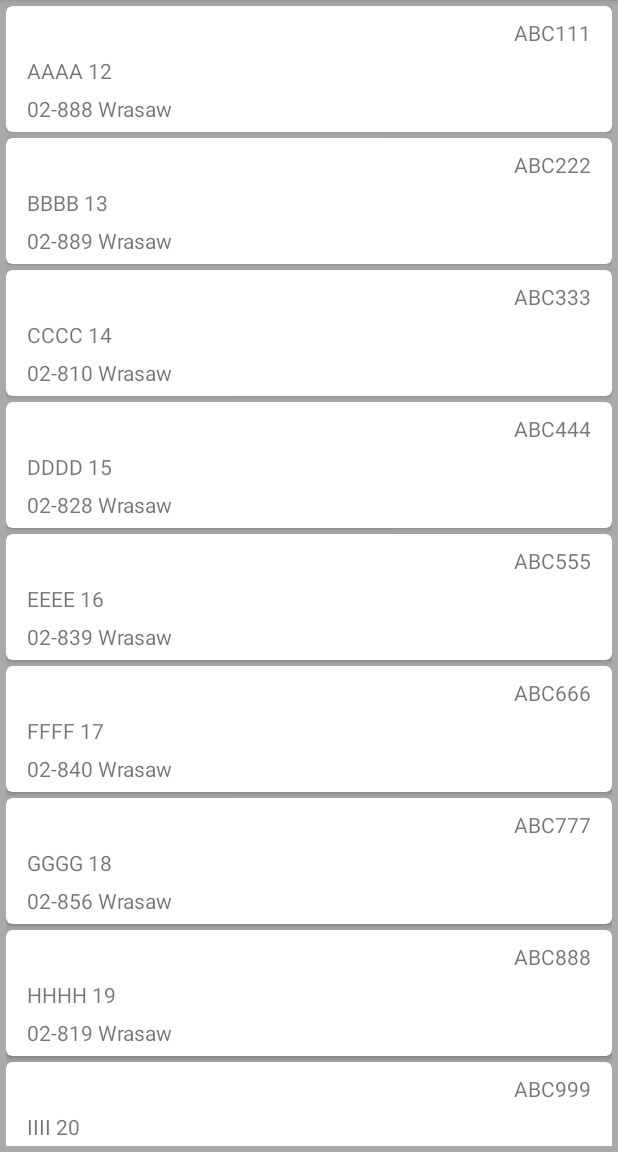
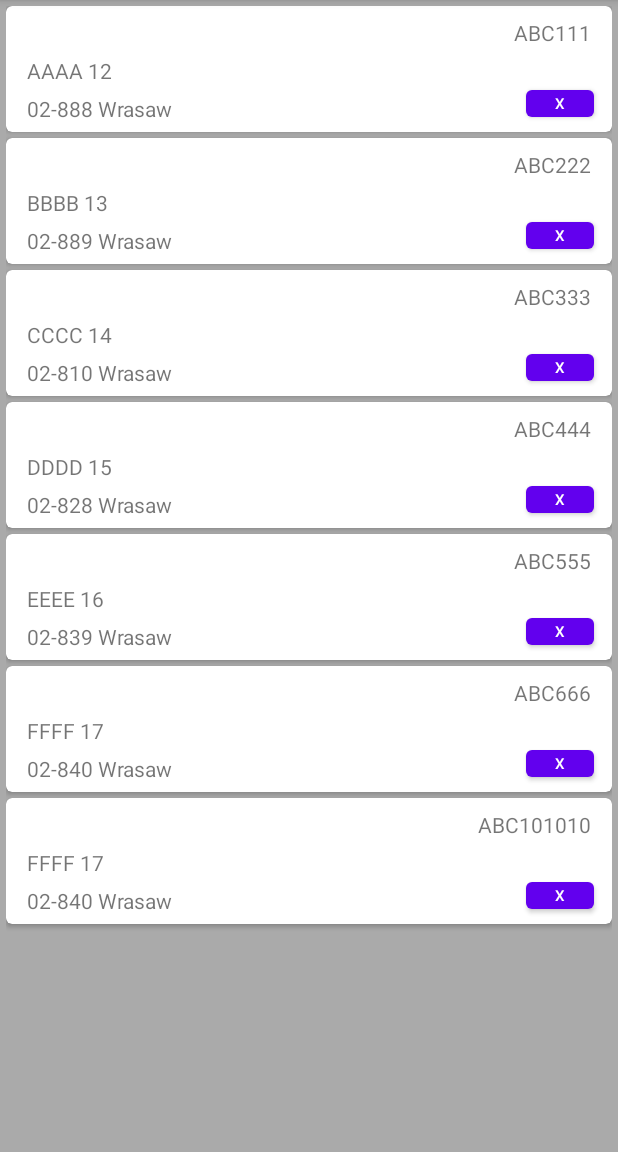
Before and after one commit to Bruno-en/Recycleview_project, an Android app: the screen it shows after launch (MainActivity), on a phone screen of 412 x 824 dp, the part 84-1236 px from its top. Run offline under Robolectric (Android 15) with nearby library versions, the phone set to English and light mode, and no system bars.

Commit message:
Dodany przycisk do usuwania ludzi

```diff
--- a/app/src/main/java/com/example/mysecondapplication/MainActivity.java
+++ b/app/src/main/java/com/example/mysecondapplication/MainActivity.java
@@ -8,9 +8,11 @@ import android.os.Bundle;
 
 import java.util.ArrayList;
 
-public class MainActivity extends AppCompatActivity {
+public class MainActivity extends AppCompatActivity  {
+    private ArrayList<Package> mExampleList;
+
     private RecyclerView mrecyclerView;
-    private RecyclerView.Adapter adapter;
+    private PackageAdapter adapter;
     private RecyclerView.LayoutManager layoutManager;
 
     @Override
@@ -18,25 +20,39 @@ public class MainActivity extends AppCompatActivity {
         super.onCreate(savedInstanceState);
         setContentView(R.layout.activity_main);
 
-        ArrayList<Package> packageArrayList = new ArrayList<>();
-        packageArrayList.add(new Package("ABC111", "AAAA", "12", "02-888", "Wrasaw"));
-        packageArrayList.add(new Package("ABC222", "BBBB", "13", "02-889", "Wrasaw"));
-        packageArrayList.add(new Package("ABC333", "CCCC", "14", "02-810", "Wrasaw"));
-        packageArrayList.add(new Package("ABC444", "DDDD", "15", "02-828", "Wrasaw"));
-        packageArrayList.add(new Package("ABC555", "EEEE", "16", "02-839", "Wrasaw"));
-        packageArrayList.add(new Package("ABC666", "FFFF", "17", "02-840", "Wrasaw"));
-        packageArrayList.add(new Package("ABC777", "GGGG", "18", "02-856", "Wrasaw"));
-        packageArrayList.add(new Package("ABC888", "HHHH", "19", "02-819", "Wrasaw"));
-        packageArrayList.add(new Package("ABC999", "IIII", "20", "02-816", "Wrasaw"));
-        packageArrayList.add(new Package("ABC000", "JJJJ", "21", "02-811", "Wrasaw"));
-        packageArrayList.add(new Package("ABC101010", "KKKK", "22", "02-999", "Wrasaw"));
+        mExampleList = new ArrayList<>();
+        mExampleList.add(new Package("ABC111", "AAAA", "12", "02-888", "Wrasaw"));
+        mExampleList.add(new Package("ABC222", "BBBB", "13", "02-889", "Wrasaw"));
+        mExampleList.add(new Package("ABC333", "CCCC", "14", "02-810", "Wrasaw"));
+        mExampleList.add(new Package("ABC444", "DDDD", "15", "02-828", "Wrasaw"));
+        mExampleList.add(new Package("ABC555", "EEEE", "16", "02-839", "Wrasaw"));
+        mExampleList.add(new Package("ABC666", "FFFF", "17", "02-840", "Wrasaw"));
+        mExampleList.add(new Package("ABC101010", "FFFF", "17", "02-840", "Wrasaw"));
 
         mrecyclerView = findViewById(R.id.recyclerView);
         mrecyclerView.setHasFixedSize(true);
         layoutManager = new LinearLayoutManager(this);
-        adapter = new PackageAdapter(packageArrayList);
+        adapter = new PackageAdapter(mExampleList);
 
         mrecyclerView.setLayoutManager(layoutManager);
         mrecyclerView.setAdapter(adapter);
+
+        adapter.setOnDialogClickListener(new PackageAdapter.onDialogClickListener() {
+
+            @Override
+            public void onYesClicked(int position) {
+                removeItem(position);
+            }
+
+            @Override
+            public void onNoClicked() {
+
+            }
+        });
+    }
+
+    public void removeItem(int position) {
+        mExampleList.remove(position);
+        adapter.notifyItemRemoved(position);
     }
 }
--- a/app/src/main/java/com/example/mysecondapplication/Package.java
+++ b/app/src/main/java/com/example/mysecondapplication/Package.java
@@ -19,6 +19,10 @@ public class Package {
         text3 = mpostal_code + " " + mcity;
     }
 
+    public void changeText1(String text) {
+        text3 = text;
+    }
+
     public String getPackage_number() {
         return mpackage_number;
     }
--- a/app/src/main/java/com/example/mysecondapplication/PackageAdapter.java
+++ b/app/src/main/java/com/example/mysecondapplication/PackageAdapter.java
@@ -1,27 +1,73 @@
 package com.example.mysecondapplication;
 
+import android.content.DialogInterface;
+import android.util.Log;
 import android.view.LayoutInflater;
 import android.view.View;
 import android.view.ViewGroup;
+import android.widget.AdapterView;
+import android.widget.Button;
 import android.widget.TextView;
+import android.widget.Toast;
 
+import androidx.appcompat.app.AlertDialog;
 import androidx.recyclerview.widget.RecyclerView;
 
 import java.util.ArrayList;
 
+import static android.content.ContentValues.TAG;
+
 public class PackageAdapter extends RecyclerView.Adapter<PackageAdapter.ExampleViewHolder> {
     private ArrayList<Package> PackageList;
+    private onDialogClickListener mListener;
+
+    public interface onDialogClickListener{
+        void onYesClicked(int position);
+        void onNoClicked();
+    }
+
+    public void setOnDialogClickListener(onDialogClickListener listener) {
+        mListener = listener;
+    }
 
     public static class ExampleViewHolder extends RecyclerView.ViewHolder {
         public TextView mpackage_number;
         public TextView text2;
         public TextView text3;
+        Button dialogButton;
+        AlertDialog.Builder builder;
 
-        public ExampleViewHolder(View itemView) {
+        public ExampleViewHolder(View itemView, onDialogClickListener listener) {
             super(itemView);
             mpackage_number = itemView.findViewById(R.id.textView1);
             text2 = itemView.findViewById(R.id.textView2);
             text3 = itemView.findViewById(R.id.textView3);
+            dialogButton = itemView.findViewById(R.id.dialog_button);
+
+            builder = new AlertDialog.Builder(dialogButton.getContext());
+
+            dialogButton.setOnClickListener(new View.OnClickListener() {
+                @Override
+                public void onClick(View v) {
+
+                    builder.setMessage("Czy chcesz usunac paczke " + mpackage_number.getText().toString())
+                            .setTitle("Uwaga")
+                            .setPositiveButton("Yes", new DialogInterface.OnClickListener() {
+                                public void onClick(DialogInterface dialog, int id) {
+                                    int position = getAbsoluteAdapterPosition();
+                                    listener.onYesClicked(position);
+                                }
+                            })
+                            .setNegativeButton("No", new DialogInterface.OnClickListener() {
+                                public void onClick(DialogInterface dialog, int id) {
+                                    Log.d(TAG, "onClick: Nie udalo sie");
+                                    //listener.onNoClicked();
+                                }
+                            });
+                    AlertDialog alert = builder.create();
+                    alert.show();
+                }
+            });
         }
     }
 
@@ -32,7 +78,7 @@ public class PackageAdapter extends RecyclerView.Adapter<PackageAdapter.ExampleV
     @Override
     public ExampleViewHolder onCreateViewHolder(ViewGroup parent, int viewType) {
         View v = LayoutInflater.from(parent.getContext()).inflate(R.layout.example_item, parent, false);
-        ExampleViewHolder viewHolder = new ExampleViewHolder(v);
+        ExampleViewHolder viewHolder = new ExampleViewHolder(v, mListener);
         return viewHolder;
     }
 
--- a/app/src/main/res/layout/example_item.xml
+++ b/app/src/main/res/layout/example_item.xml
@@ -44,6 +44,20 @@
             android:padding="2dp"
             android:text="Line3" />
 
+        <Button
+            android:id="@+id/dialog_button"
+            android:layout_width="45dp"
+            android:layout_height="30dp"
+            android:layout_alignBottom="@id/textView3"
+            android:layout_alignParentEnd="true"
+            android:layout_alignEnd="@id/textView1"
+
+            android:layout_marginEnd="8dp"
+            android:padding="1dp"
+            android:text="X"
+            android:textAlignment="center"
+            android:textSize="10sp" />
+
     </RelativeLayout>
 
 </androidx.cardview.widget.CardView>
```
